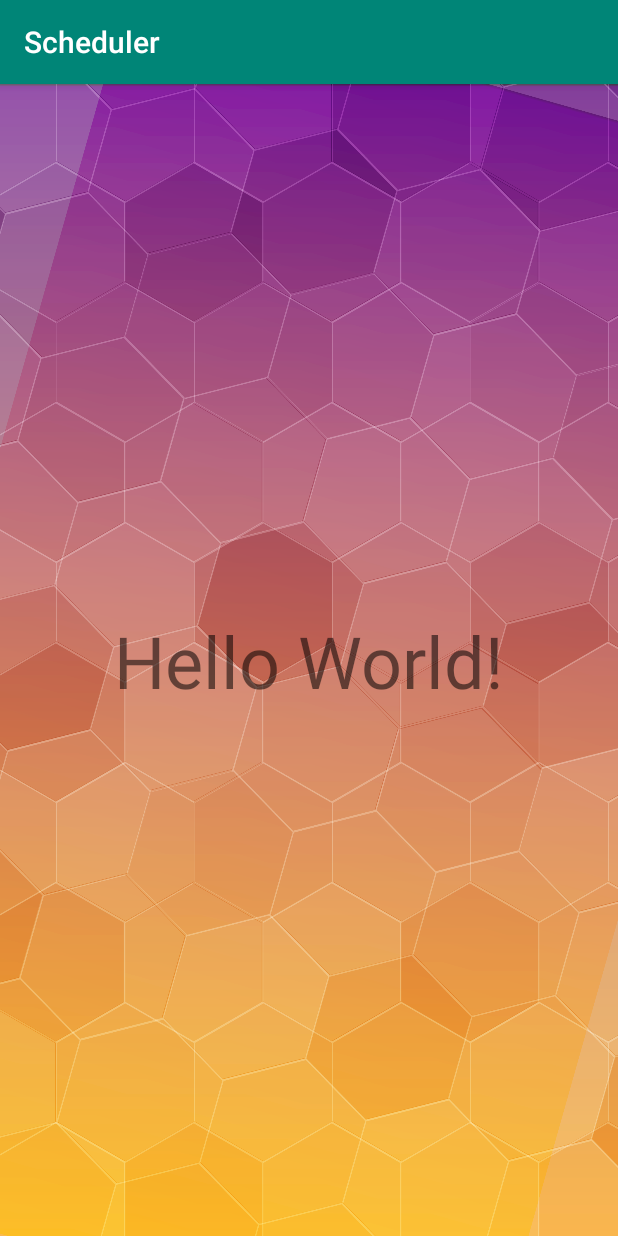
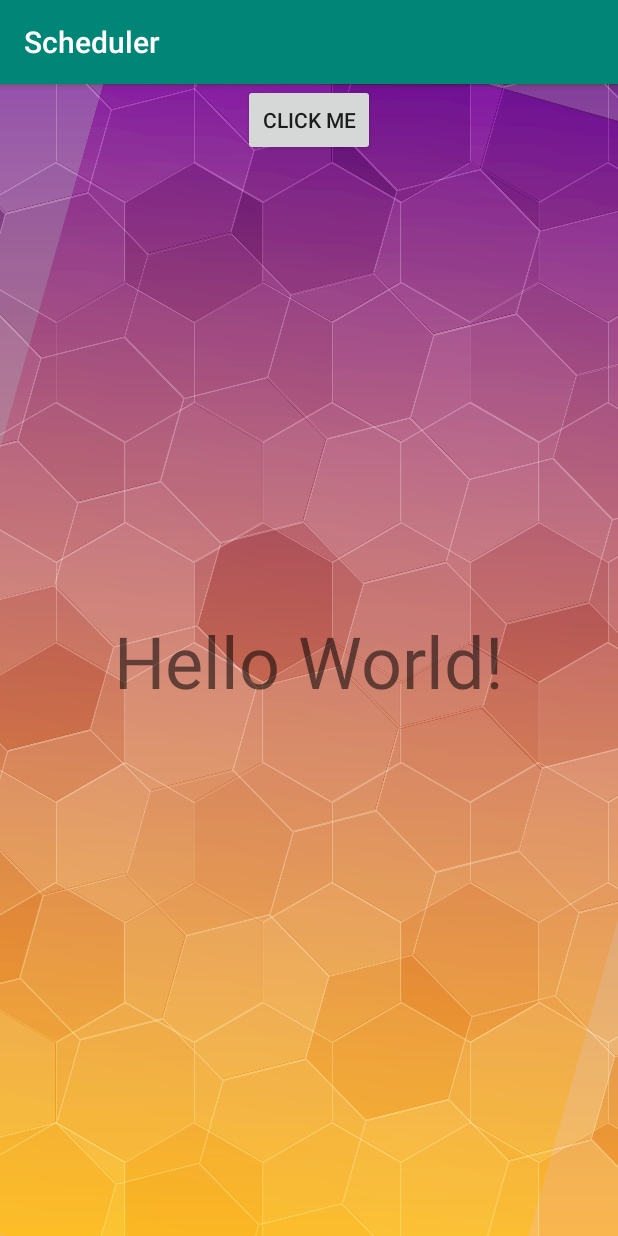
Before and after one commit to haydnkeung/Scheduler, an Android app: the screen it shows after launch (MainActivity), on a phone screen of 412 x 824 dp. Run offline under Robolectric (Android 15) with nearby library versions, the phone set to English and light mode, and no system bars.

Commit message:
Created Calender Activity

```diff
--- a/app/src/main/AndroidManifest.xml
+++ b/app/src/main/AndroidManifest.xml
@@ -16,6 +16,10 @@
                 <category android:name="android.intent.category.LAUNCHER" />
             </intent-filter>
         </activity>
+        <activity
+            android:name=".Calender"
+            android:label="@string/calender">
+        </activity>
     </application>
 
 </manifest>
--- a/app/src/main/java/io/github/haydnkeung/scheduler/MainActivity.java
+++ b/app/src/main/java/io/github/haydnkeung/scheduler/MainActivity.java
@@ -1,7 +1,9 @@
 package io.github.haydnkeung.scheduler;
 
+import android.content.Intent;
 import android.support.v7.app.AppCompatActivity;
 import android.os.Bundle;
+import android.view.View;
 
 public class MainActivity extends AppCompatActivity {
 
@@ -10,4 +12,8 @@ public class MainActivity extends AppCompatActivity {
         super.onCreate(savedInstanceState);
         setContentView(R.layout.activity_main);
     }
+
+    public void showCalender(View view){
+        startActivity(new Intent(this,Calender.class));
+    }
 }
--- a/app/src/main/res/layout/activity_main.xml
+++ b/app/src/main/res/layout/activity_main.xml
@@ -22,6 +22,21 @@
         app:layout_constraintLeft_toLeftOf="parent"
         app:layout_constraintRight_toRightOf="parent"
         app:layout_constraintTop_toTopOf="parent" />
+    <LinearLayout
+        android:layout_width="match_parent"
+        android:layout_height="match_parent"
+        android:orientation="vertical"
+        >
+
+        <Button
+            android:id="@+id/start"
+            android:layout_width="wrap_content"
+            android:layout_height="wrap_content"
+            android:layout_gravity="center_horizontal"
+            android:text="Click Me"
+            android:onClick="showCalender"/>
+
+    </LinearLayout>
 
 
 </android.support.constraint.ConstraintLayout>
--- a/app/src/main/res/values/strings.xml
+++ b/app/src/main/res/values/strings.xml
@@ -1,3 +1,4 @@
 <resources>
     <string name="app_name">Scheduler</string>
+    <string name="calender">Calender</string>
 </resources>
```
Also changed, not shown: app/src/main/java/io/github/haydnkeung/scheduler/Calender.java (added, +13 -0 lines), app/src/main/res/layout/activity_calender.xml (added, +9 -0 lines).
